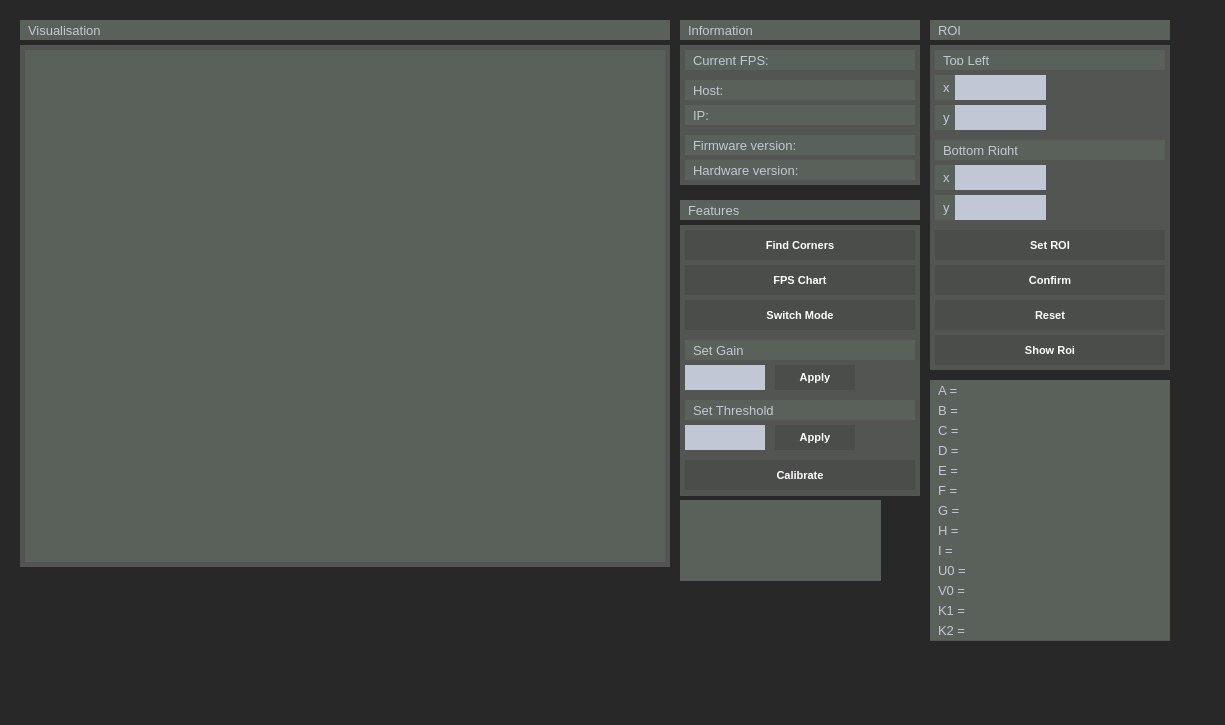
Above: src/mainwindow.ui from ArnoVanneste/Qt_Camera_Test before the change. Below: the same form after it.
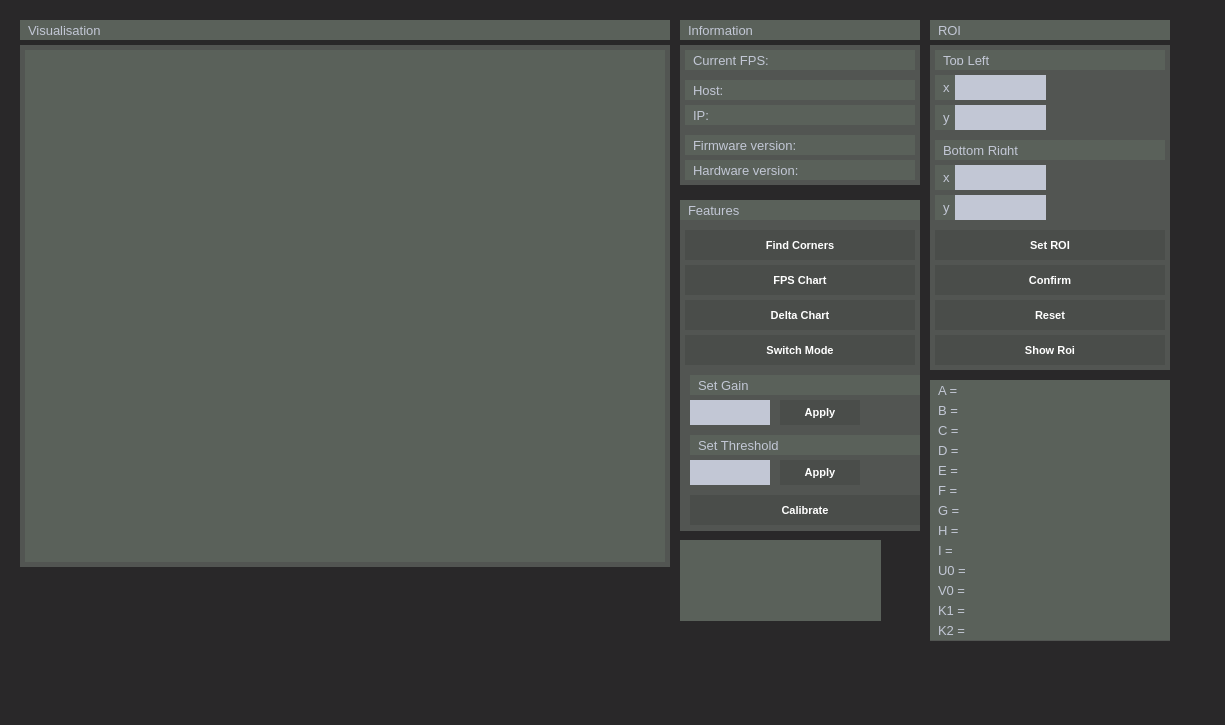
That is the form after the change. Icons and pictures are not drawn. Custom widgets are drawn as their Qt base class.

Patch:
```diff
--- a/src/mainwindow.ui
+++ b/src/mainwindow.ui
@@ -533,7 +533,7 @@
     <property name="geometry">
      <rect>
       <x>685</x>
-      <y>300</y>
+      <y>335</y>
       <width>230</width>
       <height>30</height>
      </rect>
@@ -558,8 +558,8 @@
    <widget class="QLineEdit" name="line_gain">
     <property name="geometry">
      <rect>
-      <x>685</x>
-      <y>365</y>
+      <x>690</x>
+      <y>400</y>
       <width>80</width>
       <height>25</height>
      </rect>
@@ -568,8 +568,8 @@
    <widget class="QPushButton" name="set_gain">
     <property name="geometry">
      <rect>
-      <x>775</x>
-      <y>365</y>
+      <x>780</x>
+      <y>400</y>
       <width>80</width>
       <height>25</height>
      </rect>
@@ -581,8 +581,8 @@
    <widget class="QLabel" name="label">
     <property name="geometry">
      <rect>
-      <x>685</x>
-      <y>340</y>
+      <x>690</x>
+      <y>375</y>
       <width>230</width>
       <height>20</height>
      </rect>
@@ -594,8 +594,8 @@
    <widget class="QLineEdit" name="line_threshold">
     <property name="geometry">
      <rect>
-      <x>685</x>
-      <y>425</y>
+      <x>690</x>
+      <y>460</y>
       <width>80</width>
       <height>25</height>
      </rect>
@@ -604,8 +604,8 @@
    <widget class="QLabel" name="label_2">
     <property name="geometry">
      <rect>
-      <x>685</x>
-      <y>400</y>
+      <x>690</x>
+      <y>435</y>
       <width>230</width>
       <height>20</height>
      </rect>
@@ -617,8 +617,8 @@
    <widget class="QPushButton" name="set_threshold">
     <property name="geometry">
      <rect>
-      <x>775</x>
-      <y>425</y>
+      <x>780</x>
+      <y>460</y>
       <width>80</width>
       <height>25</height>
      </rect>
@@ -834,9 +834,9 @@
     <property name="geometry">
      <rect>
       <x>680</x>
-      <y>225</y>
+      <y>200</y>
       <width>240</width>
-      <height>271</height>
+      <height>331</height>
      </rect>
     </property>
    </widget>
@@ -902,7 +902,7 @@
     <property name="geometry">
      <rect>
       <x>680</x>
-      <y>500</y>
+      <y>540</y>
       <width>201</width>
       <height>81</height>
      </rect>
@@ -917,8 +917,8 @@
    <widget class="QPushButton" name="calibrate">
     <property name="geometry">
      <rect>
-      <x>685</x>
-      <y>460</y>
+      <x>690</x>
+      <y>495</y>
       <width>230</width>
       <height>30</height>
      </rect>
@@ -1106,6 +1106,19 @@
      <string>K2 = </string>
     </property>
    </widget>
+   <widget class="QPushButton" name="delta_chart">
+    <property name="geometry">
+     <rect>
+      <x>685</x>
+      <y>300</y>
+      <width>230</width>
+      <height>30</height>
+     </rect>
+    </property>
+    <property name="text">
+     <string>Delta Chart</string>
+    </property>
+   </widget>
    <zorder>listView</zorder>
    <zorder>reset_roi</zorder>
    <zorder>set_roi</zorder>
@@ -1159,6 +1172,7 @@
    <zorder>params_V0</zorder>
    <zorder>params_K1</zorder>
    <zorder>params_K2</zorder>
+   <zorder>delta_chart</zorder>
   </widget>
   <widget class="QMenuBar" name="menubar">
    <property name="geometry">
```
